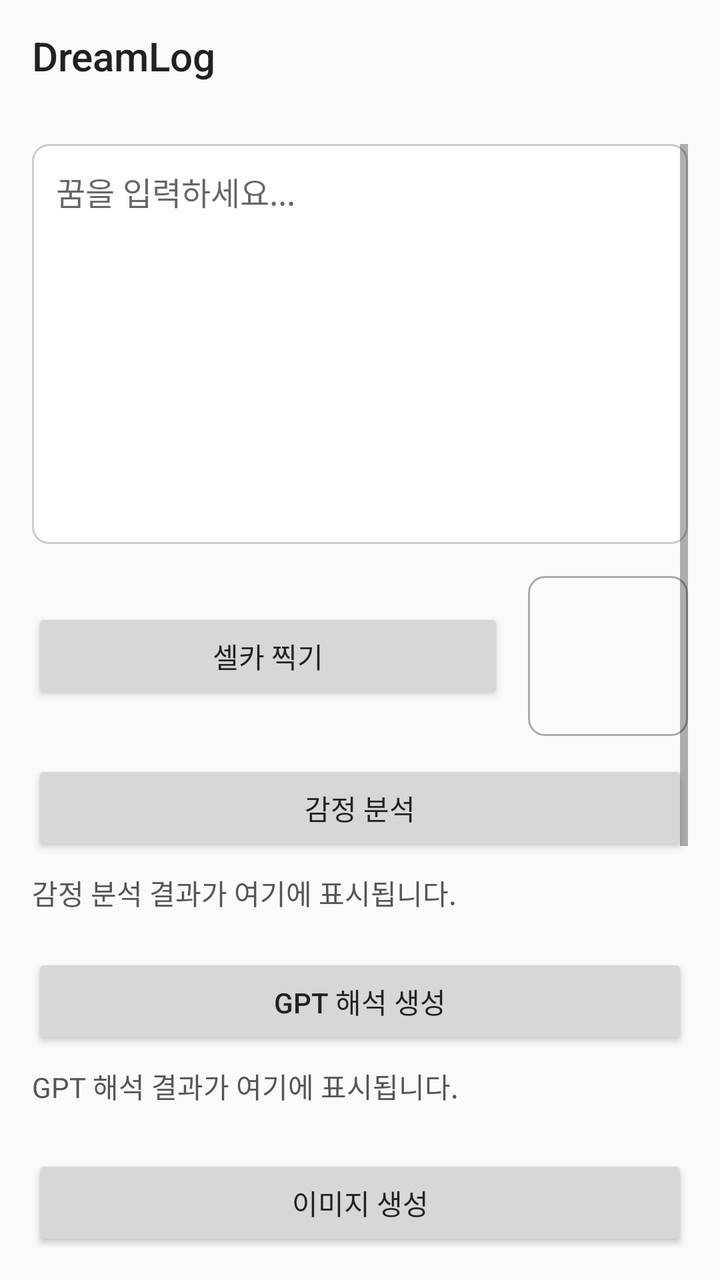
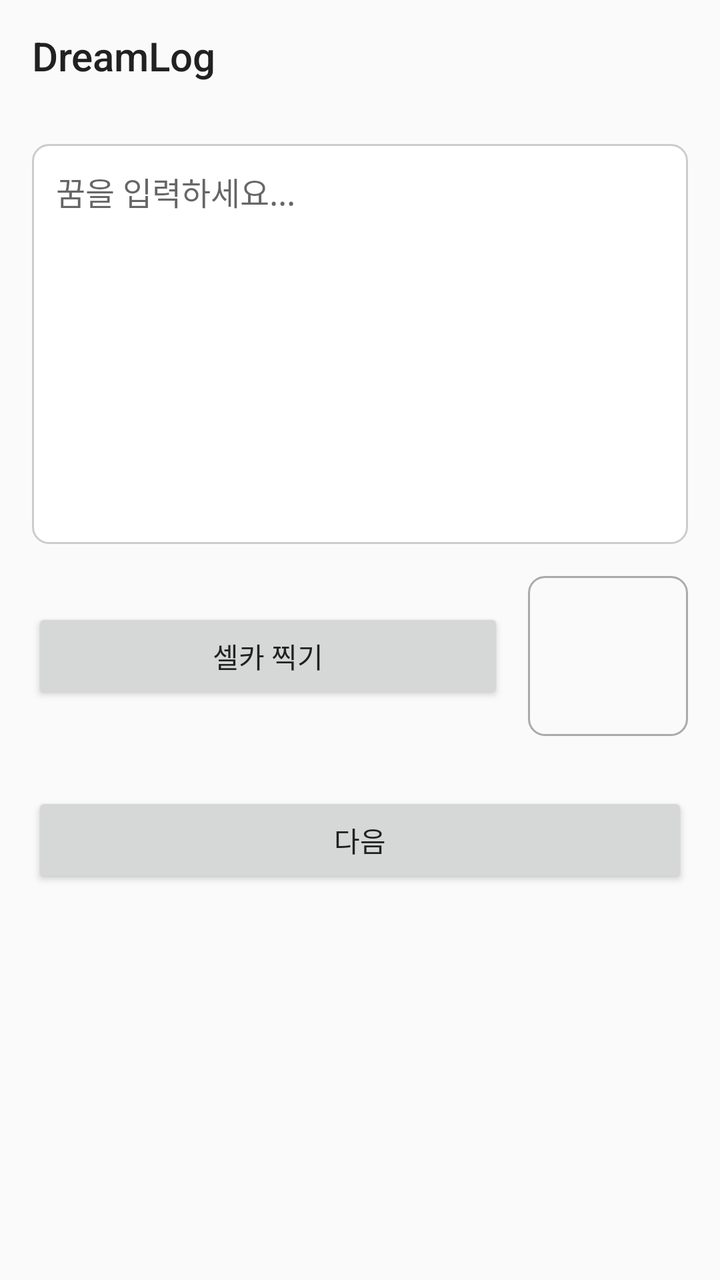

Screens rendered from an Android XML layout before and after an edit, with the pre-edit source and the edit as a unified diff.
<!-- AndroidManifest.xml: application theme Theme.DreamLog -->
<!-- res/layout/activity_dream_write.xml -->
<?xml version="1.0" encoding="utf-8"?>
<layout xmlns:android="http://schemas.android.com/apk/res/android"
    xmlns:app="http://schemas.android.com/apk/res-auto">

    <androidx.drawerlayout.widget.DrawerLayout
        android:id="@+id/drawerLayout"
        android:layout_width="match_parent"
        android:layout_height="match_parent"
        android:fitsSystemWindows="true">

        
        <LinearLayout
            android:layout_width="match_parent"
            android:layout_height="match_parent"
            android:orientation="vertical"
            android:background="@color/white_black_background">

            
            <include layout="@layout/toolbar" />

            
<ScrollView xmlns:android="http://schemas.android.com/apk/res/android"
    android:id="@+id/scrollView"
    android:layout_width="match_parent"
    android:layout_height="match_parent"
    android:padding="16dp"
    android:fillViewport="true">

    <LinearLayout
        android:layout_width="match_parent"
        android:layout_height="wrap_content"
        android:orientation="vertical"
        android:gravity="center_horizontal">



        
        <EditText
            android:id="@+id/editDream"
            android:layout_width="match_parent"
            android:layout_height="200dp"
            android:hint="꿈을 입력하세요..."
            android:gravity="top"
            android:padding="12dp"
            android:textSize="16sp"
            android:background="@drawable/edittext_background"
            android:inputType="textMultiLine"
            android:maxLines="10"
            android:scrollbars="vertical" />

        
        <LinearLayout
            android:layout_width="match_parent"
            android:layout_height="wrap_content"
            android:orientation="horizontal"
            android:layout_marginTop="16dp"
            android:gravity="center_vertical">

            <Button
                android:id="@+id/btnOpenCamera"
                android:layout_width="0dp"
                android:layout_weight="1"
                android:layout_height="wrap_content"
                android:text="셀카 찍기" />

            <ImageView
                android:id="@+id/imagePreview"
                android:layout_width="80dp"
                android:layout_height="80dp"
                android:layout_marginStart="12dp"
                android:contentDescription="사진 미리보기"
                android:scaleType="centerCrop"
                android:background="@drawable/image_preview_border"
                />
        </LinearLayout>

        
        <Button
            android:id="@+id/btnAnalyzeEmotion"
            android:layout_width="match_parent"
            android:layout_height="wrap_content"
            android:text="감정 분석"
            android:layout_marginTop="12dp" />

        
        <TextView
            android:id="@+id/textEmotionResult"
            android:layout_width="match_parent"
            android:layout_height="wrap_content"
            android:layout_marginTop="8dp"
            android:text="감정 분석 결과가 여기에 표시됩니다."
            android:textSize="14sp"
            android:textColor="#555555" />

        
        <Button
            android:id="@+id/btnGenerateInterpretation"
            android:layout_width="match_parent"
            android:layout_height="wrap_content"
            android:layout_marginTop="20dp"
            android:text="GPT 해석 생성" />

        
        <TextView
            android:id="@+id/textGptResult"
            android:layout_width="match_parent"
            android:layout_height="wrap_content"
            android:layout_marginTop="8dp"
            android:text="GPT 해석 결과가 여기에 표시됩니다."
            android:textSize="14sp"
            android:textColor="#555555" />

        
        <Button
            android:id="@+id/btnGenerateImage"
            android:layout_width="match_parent"
            android:layout_height="wrap_content"
            android:layout_marginTop="24dp"
            android:text="이미지 생성" />
        <TextView
            android:id="@+id/textImagePrompt"
            android:layout_width="match_parent"
            android:layout_height="wrap_content"
            android:layout_marginTop="12dp"
            android:text="이미지 프롬프트가 여기에 표시됩니다."
            android:textSize="14sp"
            android:textColor="#555555" />

        
        <ImageView
            android:id="@+id/generatedImageView"
            android:layout_width="match_parent"
            android:layout_height="300dp"
            android:layout_marginTop="16dp"
            android:scaleType="centerCrop"
            android:contentDescription="생성된 이미지" />


    </LinearLayout>
</ScrollView>
        </LinearLayout>

        
        <include layout="@layout/drawer_layout" />

    </androidx.drawerlayout.widget.DrawerLayout>
</layout>
<!-- res/layout/toolbar.xml (included above) -->
<?xml version="1.0" encoding="utf-8"?>
<androidx.appcompat.widget.Toolbar
    xmlns:android="http://schemas.android.com/apk/res/android"
    android:id="@+id/toolbar"
    android:layout_width="match_parent"
    android:layout_height="?attr/actionBarSize"
    android:background="@color/white_black_background"
    android:title="DreamLog"
    android:titleTextColor="@color/black_white_text"
    android:elevation="0dp" />
<!-- res/layout/drawer_layout.xml (included above) -->
<?xml version="1.0" encoding="utf-8"?>
<LinearLayout
    xmlns:android="http://schemas.android.com/apk/res/android"
    xmlns:app="http://schemas.android.com/apk/res-auto"
    android:layout_width="wrap_content"
    android:layout_height="match_parent"
    android:orientation="vertical"
    android:layout_gravity="start"
    android:background="@color/white_black_background">

    <com.google.android.material.navigation.NavigationView
        android:id="@+id/navigationView"
        android:layout_width="match_parent"
        android:layout_height="0dp"
        android:layout_weight="1"
        app:menu="@menu/drawer_menu" />

    <Button
        android:id="@+id/menu_logout"
        android:layout_width="match_parent"
        android:layout_height="wrap_content"
        android:text="로그아웃"
        android:drawableLeft="@android:drawable/ic_lock_power_off"
        android:textColor="@color/black_white_text"
        android:layout_margin="16dp"
        android:background="?android:attr/selectableItemBackground"
        android:elevation="0dp"
        android:stateListAnimator="@null"
        android:outlineProvider="none" />
</LinearLayout>
<!-- resources referenced by this layout -->
<resources>
  <color name="black_white_text">#212121</color>
  <color name="white_black_background">#FAFAFA</color>
  <!-- drawable edittext_background (drawable) -->
  <shape xmlns:android="http://schemas.android.com/apk/res/android"
      android:shape="rectangle">
  
      <solid android:color="#FFFFFF" />
      <stroke
          android:width="1dp"
          android:color="#CCCCCC" />
      <corners android:radius="8dp" />
      <padding
          android:left="8dp"
          android:top="8dp"
          android:right="8dp"
          android:bottom="8dp" />
  </shape>
  <!-- drawable image_preview_border (drawable) -->
  <shape xmlns:android="http://schemas.android.com/apk/res/android"
      android:shape="rectangle">
  
      <solid android:color="@android:color/transparent" />
  
      <stroke
          android:width="1dp"
          android:color="#AAAAAA" /> 
  
      <corners android:radius="8dp" />
  </shape>
  <style name="Theme.DreamLog" parent="Theme.AppCompat.DayNight.NoActionBar">
          <item name="android:statusBarColor">@color/white_black_background</item>
          <item name="android:windowBackground">@color/white_black_background</item>
          <item name="colorPrimary">@color/white_black_background</item>
          <item name="colorPrimaryDark">@color/white_black_background</item>
          <item name="colorAccent">@color/black_white_text</item> 
          <item name="android:textColorPrimary">@color/black_white_text</item>
      </style>
</resources>

<!-- the commit's change to res/layout/activity_dream_write.xml (unified diff, before → after) -->
@@ -8,139 +8,76 @@
         android:layout_height="match_parent"
         android:fitsSystemWindows="true">
 
-        
         <LinearLayout
             android:layout_width="match_parent"
             android:layout_height="match_parent"
             android:orientation="vertical"
             android:background="@color/white_black_background">
 
-            
             <include layout="@layout/toolbar" />
 
-            
-<ScrollView xmlns:android="http://schemas.android.com/apk/res/android"
-    android:id="@+id/scrollView"
-    android:layout_width="match_parent"
-    android:layout_height="match_parent"
-    android:padding="16dp"
-    android:fillViewport="true">
+            <ScrollView
+                android:layout_width="match_parent"
+                android:layout_height="match_parent"
+                android:padding="16dp"
+                android:fillViewport="true">
 
-    <LinearLayout
-        android:layout_width="match_parent"
-        android:layout_height="wrap_content"
-        android:orientation="vertical"
-        android:gravity="center_horizontal">
+                <LinearLayout
+                    android:layout_width="match_parent"
+                    android:layout_height="wrap_content"
+                    android:orientation="vertical"
+                    android:gravity="center_horizontal">
 
+                    
+                    <EditText
+                        android:id="@+id/editDream"
+                        android:layout_width="match_parent"
+                        android:layout_height="200dp"
+                        android:hint="꿈을 입력하세요..."
+                        android:gravity="top"
+                        android:padding="12dp"
+                        android:textSize="16sp"
+                        android:background="@drawable/edittext_background"
+                        android:inputType="textMultiLine"
+                        android:maxLines="10"
+                        android:scrollbars="vertical" />
 
+                    
+                    <LinearLayout
+                        android:layout_width="match_parent"
+                        android:layout_height="wrap_content"
+                        android:orientation="horizontal"
+                        android:layout_marginTop="16dp"
+                        android:gravity="center_vertical">
 
-        
-        <EditText
-            android:id="@+id/editDream"
-            android:layout_width="match_parent"
-            android:layout_height="200dp"
-            android:hint="꿈을 입력하세요..."
-            android:gravity="top"
-            android:padding="12dp"
-            android:textSize="16sp"
-            android:background="@drawable/edittext_background"
-            android:inputType="textMultiLine"
-            android:maxLines="10"
-            android:scrollbars="vertical" />
+                        <Button
+                            android:id="@+id/btnOpenCamera"
+                            android:layout_width="0dp"
+                            android:layout_weight="1"
+                            android:layout_height="wrap_content"
+                            android:text="셀카 찍기" />
 
-        
-        <LinearLayout
-            android:layout_width="match_parent"
-            android:layout_height="wrap_content"
-            android:orientation="horizontal"
-            android:layout_marginTop="16dp"
-            android:gravity="center_vertical">
+                        <ImageView
+                            android:id="@+id/imagePreview"
+                            android:layout_width="80dp"
+                            android:layout_height="80dp"
+                            android:layout_marginStart="12dp"
+                            android:contentDescription="사진 미리보기"
+                            android:scaleType="centerCrop"
+                            android:background="@drawable/image_preview_border"/>
+                    </LinearLayout>
 
-            <Button
-                android:id="@+id/btnOpenCamera"
-                android:layout_width="0dp"
-                android:layout_weight="1"
-                android:layout_height="wrap_content"
-                android:text="셀카 찍기" />
-
-            <ImageView
-                android:id="@+id/imagePreview"
-                android:layout_width="80dp"
-                android:layout_height="80dp"
-                android:layout_marginStart="12dp"
-                android:contentDescription="사진 미리보기"
-                android:scaleType="centerCrop"
-                android:background="@drawable/image_preview_border"
-                />
+                    
+                    <Button
+                        android:id="@+id/btnNext"
+                        android:layout_width="match_parent"
+                        android:layout_height="wrap_content"
+                        android:text="다음"
+                        android:layout_marginTop="28dp"/>
+                </LinearLayout>
+            </ScrollView>
         </LinearLayout>
 
-        
-        <Button
-            android:id="@+id/btnAnalyzeEmotion"
-            android:layout_width="match_parent"
-            android:layout_height="wrap_content"
-            android:text="감정 분석"
-            android:layout_marginTop="12dp" />
-
-        
-        <TextView
-            android:id="@+id/textEmotionResult"
-            android:layout_width="match_parent"
-            android:layout_height="wrap_content"
-            android:layout_marginTop="8dp"
-            android:text="감정 분석 결과가 여기에 표시됩니다."
-            android:textSize="14sp"
-            android:textColor="#555555" />
-
-        
-        <Button
-            android:id="@+id/btnGenerateInterpretation"
-            android:layout_width="match_parent"
-            android:layout_height="wrap_content"
-            android:layout_marginTop="20dp"
-            android:text="GPT 해석 생성" />
-
-        
-        <TextView
-            android:id="@+id/textGptResult"
-            android:layout_width="match_parent"
-            android:layout_height="wrap_content"
-            android:layout_marginTop="8dp"
-            android:text="GPT 해석 결과가 여기에 표시됩니다."
-            android:textSize="14sp"
-            android:textColor="#555555" />
-
-        
-        <Button
-            android:id="@+id/btnGenerateImage"
-            android:layout_width="match_parent"
-            android:layout_height="wrap_content"
-            android:layout_marginTop="24dp"
-            android:text="이미지 생성" />
-        <TextView
-            android:id="@+id/textImagePrompt"
-            android:layout_width="match_parent"
-            android:layout_height="wrap_content"
-            android:layout_marginTop="12dp"
-            android:text="이미지 프롬프트가 여기에 표시됩니다."
-            android:textSize="14sp"
-            android:textColor="#555555" />
-
-        
-        <ImageView
-            android:id="@+id/generatedImageView"
-            android:layout_width="match_parent"
-            android:layout_height="300dp"
-            android:layout_marginTop="16dp"
-            android:scaleType="centerCrop"
-            android:contentDescription="생성된 이미지" />
-
-
-    </LinearLayout>
-</ScrollView>
-        </LinearLayout>
-
-        
         <include layout="@layout/drawer_layout" />
 
     </androidx.drawerlayout.widget.DrawerLayout>
